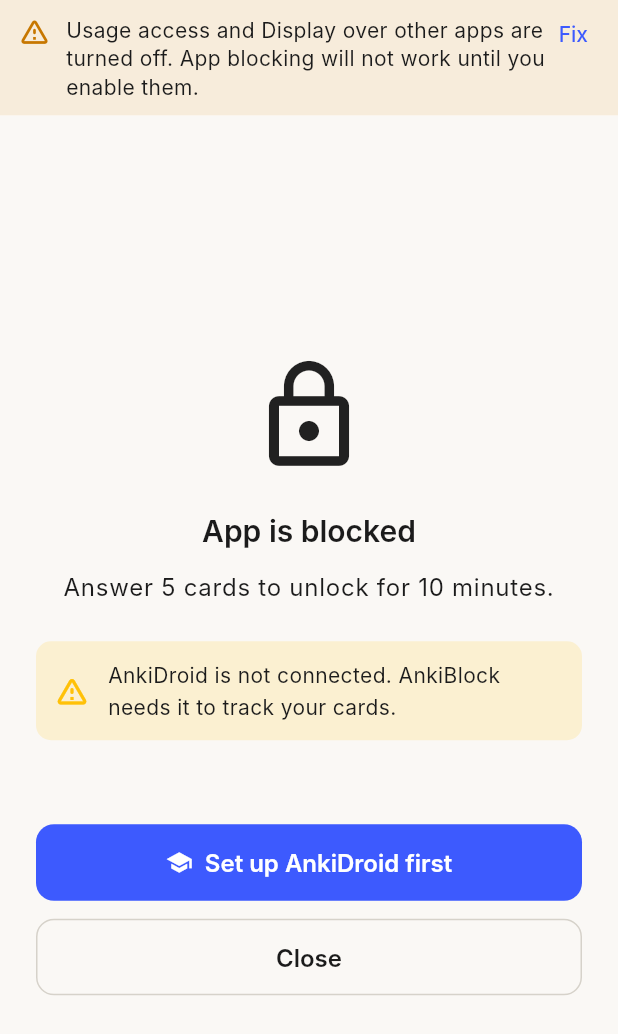
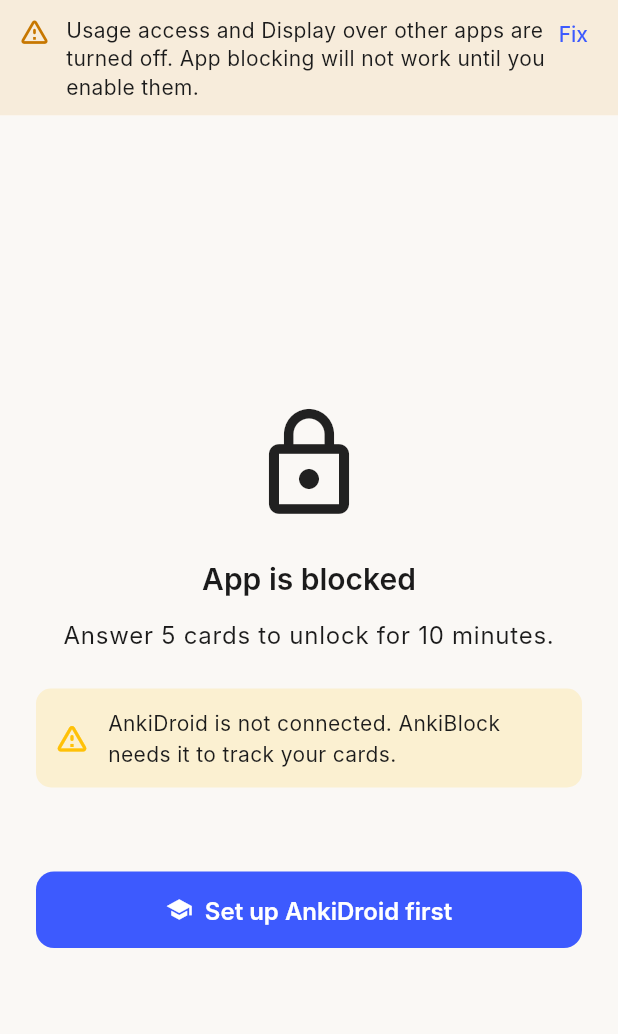
Before and after one commit to TrimeraDev/AnkiBlock, a Flutter app: the StudyGateScreen screen opened by its route, on a phone screen of 412 x 824 dp. Shown: the top 1034 px of the screen. Run offline on Flutter 3.47's test engine with Material 3 defaults, Android fonts, the phone set to English and light mode, and no system bars; our stand-ins replace drift, flutter_riverpod, go_router, permission_handler, shared_preferences, webview_flutter; accounts and stored records are empty; generated files the repository leaves out were written again; Roboto replaces fonts that are missing (Inter).

Commit message:
commit before trying studying in anki block itself

```diff
--- a/lib/src/features/gate/study_gate_screen.dart
+++ b/lib/src/features/gate/study_gate_screen.dart
@@ -1,5 +1,4 @@
 import 'package:flutter/material.dart';
-import 'package:flutter/services.dart';
 import 'package:flutter_riverpod/flutter_riverpod.dart';
 import 'package:go_router/go_router.dart';
 
@@ -31,7 +30,11 @@
     final ankiReady = ankiStatusAsync.valueOrNull?.isReady ?? false;
     final available = counts.studyable;
 
-    return Scaffold(
+    final canStudy = ankiReady && available > 0;
+
+    return PopScope(
+      canPop: false,
+      child: Scaffold(
         body: SafeArea(
           child: Padding(
             padding: const EdgeInsets.all(24),
@@ -60,34 +63,39 @@
                   )
                 else
                   _QueueRow(counts: counts),
+                if (ankiReady && available == 0) ...[
+                  const SizedBox(height: 16),
+                  Text(
+                    'No cards are due right now. Come back when you have '
+                    'reviews waiting.',
+                    textAlign: TextAlign.center,
+                    style: Theme.of(context).textTheme.bodyMedium?.copyWith(
+                          color: Theme.of(context).colorScheme.onSurfaceVariant,
+                        ),
+                  ),
+                ],
                 const SizedBox(height: 32),
                 ElevatedButton.icon(
                   icon: const Icon(Icons.school),
                   label: Text(
                     !ankiReady
                         ? 'Set up AnkiDroid first'
-                      : (available == 0
-                          ? 'Nothing due — unlock anyway'
-                          : 'Study Now'),
+                        : (available == 0 ? 'No cards due' : 'Study Now'),
                   ),
                   onPressed: !ankiReady
                       ? () => context.push('/ankidroid')
-                    : () {
+                      : canStudy
+                          ? () {
                               context.push('/review', extra: {
                                 'unlockPackage': packageName,
                                 'unlockAppName': appName,
                                 'cardLimit': cardsRequired,
                               });
-                      },
-              ),
-              const SizedBox(height: 12),
-              OutlinedButton(
-                onPressed: () async {
-                  await SystemNavigator.pop();
-                },
-                child: const Text('Close'),
+                            }
+                          : null,
                 ),
               ],
+            ),
           ),
         ),
       ),
--- a/lib/src/features/settings/settings_screen.dart
+++ b/lib/src/features/settings/settings_screen.dart
@@ -5,7 +5,6 @@
 
 import '../../core/database/database.dart';
 import '../../core/di/providers.dart';
-
 class SettingsScreen extends ConsumerWidget {
   const SettingsScreen({super.key});
 
```
Also changed, not shown: lib/src/features/review/review_screen.dart (+18 -3 lines). Lines whose indentation alone changed are shown as unchanged.
